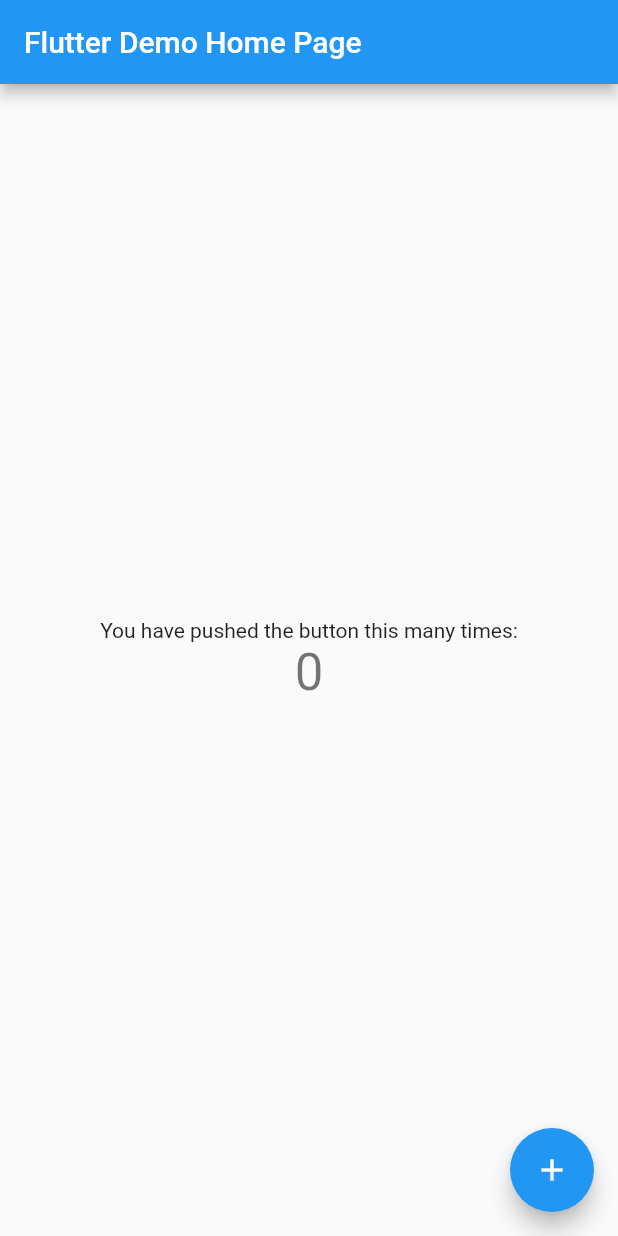
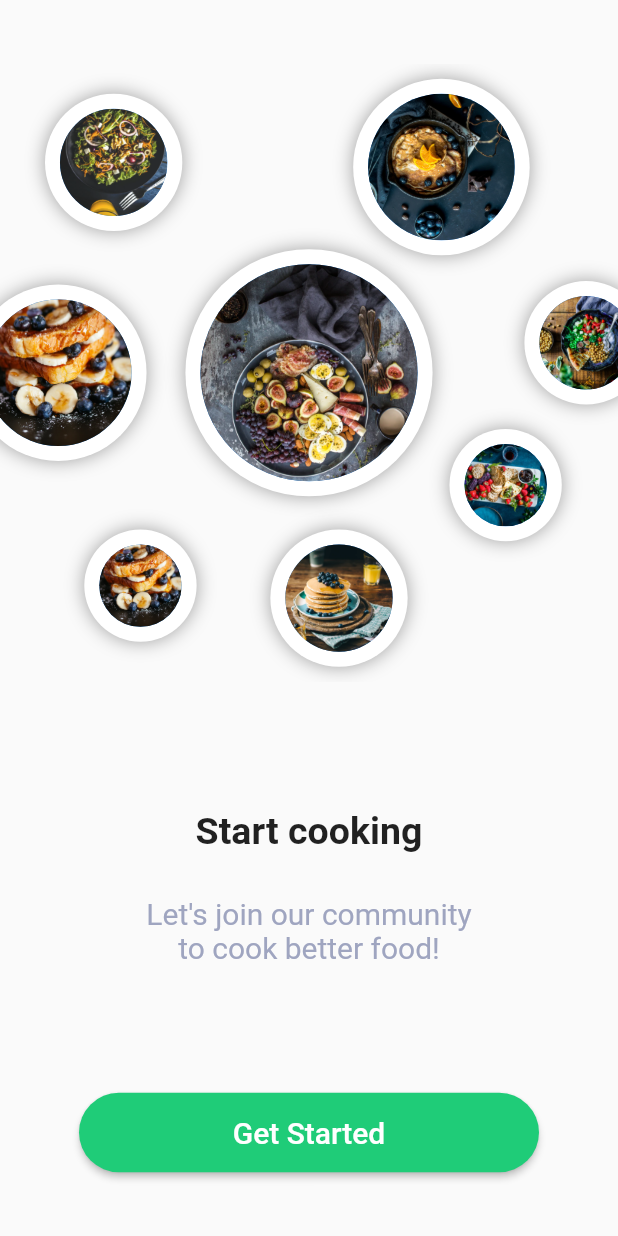
Before and after one commit to MarkoTunjic/Final-BSc-Thesis, a Flutter app: the screen it shows after launch, on a phone screen of 412 x 824 dp. Run offline on Flutter 3.47's test engine with Material 2 defaults, Android fonts, the phone set to English and light mode, and no system bars; our stand-ins replace shared_preferences.

Commit message:
added get started screen

```diff
--- a/frontend/zavrsni_rad/lib/main.dart
+++ b/frontend/zavrsni_rad/lib/main.dart
@@ -1,4 +1,9 @@
 import 'package:flutter/material.dart';
+import 'package:flutter/services.dart';
+import 'package:zavrsni_rad/screens/get_started_screen.dart';
+import 'package:zavrsni_rad/screens/login_screen.dart';
+import 'package:zavrsni_rad/utilities/shared_preferences_helper.dart';
+import './utilities/global_variables.dart' as globals;
 
 void main() {
   runApp(const MyApp());
@@ -6,110 +11,32 @@
 
 class MyApp extends StatelessWidget {
   const MyApp({Key? key}) : super(key: key);
-
   // This widget is the root of your application.
   @override
   Widget build(BuildContext context) {
-    return MaterialApp(
-      title: 'Flutter Demo',
-      theme: ThemeData(
-        // This is the theme of your application.
-        //
-        // Try running your application with "flutter run". You'll see the
-        // application has a blue toolbar. Then, without quitting the app, try
-        // changing the primarySwatch below to Colors.green and then invoke
-        // "hot reload" (press "r" in the console where you ran "flutter run",
-        // or simply save your changes to "hot reload" in a Flutter IDE).
-        // Notice that the counter didn't reset back to zero; the application
-        // is not restarted.
-        primarySwatch: Colors.blue,
-      ),
-      home: const MyHomePage(title: 'Flutter Demo Home Page'),
+    SystemChrome.setPreferredOrientations(
+        [DeviceOrientation.portraitUp, DeviceOrientation.portraitDown]);
+    SystemChrome.setEnabledSystemUIMode(SystemUiMode.manual,
+        overlays: [SystemUiOverlay.bottom, SystemUiOverlay.top]);
+
+    SharedPreferencesHelper.readSharedPreferences();
+    return FutureBuilder(
+      builder: (context, snapshot) {
+        if (snapshot.connectionState == ConnectionState.done) {
+          return MaterialApp(
+            debugShowCheckedModeBanner: false,
+            home: globals.started
+                ? const LoginScreen()
+                : const GetStartedScreen(),
+          );
+        } else {
+          return const MaterialApp(
+            debugShowCheckedModeBanner: false,
+            home: CircularProgressIndicator(),
+          );
+        }
+      },
+      future: SharedPreferencesHelper.readSharedPreferences(),
     );
   }
 }
-
-class MyHomePage extends StatefulWidget {
-  const MyHomePage({Key? key, required this.title}) : super(key: key);
-
-  // This widget is the home page of your application. It is stateful, meaning
-  // that it has a State object (defined below) that contains fields that affect
-  // how it looks.
-
-  // This class is the configuration for the state. It holds the values (in this
-  // case the title) provided by the parent (in this case the App widget) and
-  // used by the build method of the State. Fields in a Widget subclass are
-  // always marked "final".
-
-  final String title;
-
-  @override
-  State<MyHomePage> createState() => _MyHomePageState();
-}
-
-class _MyHomePageState extends State<MyHomePage> {
-  int _counter = 0;
-
-  void _incrementCounter() {
-    setState(() {
-      // This call to setState tells the Flutter framework that something has
-      // changed in this State, which causes it to rerun the build method below
-      // so that the display can reflect the updated values. If we changed
-      // _counter without calling setState(), then the build method would not be
-      // called again, and so nothing would appear to happen.
-      _counter++;
-    });
-  }
-
-  @override
-  Widget build(BuildContext context) {
-    // This method is rerun every time setState is called, for instance as done
-    // by the _incrementCounter method above.
-    //
-    // The Flutter framework has been optimized to make rerunning build methods
-    // fast, so that you can just rebuild anything that needs updating rather
-    // than having to individually change instances of widgets.
-    return Scaffold(
-      appBar: AppBar(
-        // Here we take the value from the MyHomePage object that was created by
-        // the App.build method, and use it to set our appbar title.
-        title: Text(widget.title),
-      ),
-      body: Center(
-        // Center is a layout widget. It takes a single child and positions it
-        // in the middle of the parent.
-        child: Column(
-          // Column is also a layout widget. It takes a list of children and
-          // arranges them vertically. By default, it sizes itself to fit its
-          // children horizontally, and tries to be as tall as its parent.
-          //
-          // Invoke "debug painting" (press "p" in the console, choose the
-          // "Toggle Debug Paint" action from the Flutter Inspector in Android
-          // Studio, or the "Toggle Debug Paint" command in Visual Studio Code)
-          // to see the wireframe for each widget.
-          //
-          // Column has various properties to control how it sizes itself and
-          // how it positions its children. Here we use mainAxisAlignment to
-          // center the children vertically; the main axis here is the vertical
-          // axis because Columns are vertical (the cross axis would be
-          // horizontal).
-          mainAxisAlignment: MainAxisAlignment.center,
-          children: <Widget>[
-            const Text(
-              'You have pushed the button this many times:',
-            ),
-            Text(
-              '$_counter',
-              style: Theme.of(context).textTheme.headline4,
-            ),
-          ],
-        ),
-      ),
-      floatingActionButton: FloatingActionButton(
-        onPressed: _incrementCounter,
-        tooltip: 'Increment',
-        child: const Icon(Icons.add),
-      ), // This trailing comma makes auto-formatting nicer for build methods.
-    );
-  }
-}
--- /dev/null
+++ b/frontend/zavrsni_rad/lib/models/constants/shared_preferences_keys.dart
@@ -0,0 +1 @@
+String startedKey = "started";
--- /dev/null
+++ b/frontend/zavrsni_rad/lib/screens/get_started_screen.dart
@@ -0,0 +1,144 @@
+import 'package:flutter/material.dart';
+import 'package:shared_preferences/shared_preferences.dart';
+import 'package:zavrsni_rad/screens/login_screen.dart';
+import 'package:zavrsni_rad/widgets/circular_image_with_white_border.dart';
+import '../utilities/global_variables.dart' as globals;
+import '../models/constants/shared_preferences_keys.dart' as keys;
+
+class GetStartedScreen extends StatelessWidget {
+  const GetStartedScreen({Key? key}) : super(key: key);
+
+  Future<SharedPreferences> _getSharedPreferences() async {
+    return await SharedPreferences.getInstance();
+  }
+
+  @override
+  Widget build(BuildContext context) {
+    double width = MediaQuery.of(context).size.width;
+    double height = MediaQuery.of(context).size.height;
+    SharedPreferences? prefs;
+    _getSharedPreferences().then(((value) => prefs = value));
+    return Scaffold(
+      body: Column(
+        children: [
+          SizedBox(
+            height: height / 2,
+            child: Stack(
+              children: [
+                Align(
+                  child: CircularImageWithWhiteBorder(
+                    imageLocation: "assets/image8.png",
+                    radius: width / 5,
+                  ),
+                  alignment: Alignment.center,
+                ),
+                Positioned(
+                  child: CircularImageWithWhiteBorder(
+                    imageLocation: "assets/image1.png",
+                    radius: width / 9,
+                  ),
+                  left: 30,
+                  top: 20,
+                ),
+                Positioned(
+                  child: CircularImageWithWhiteBorder(
+                    imageLocation: "assets/image2.png",
+                    radius: width / 7,
+                  ),
+                  top: 10,
+                  right: width / 7,
+                ),
+                Positioned(
+                  child: CircularImageWithWhiteBorder(
+                    imageLocation: "assets/image3.png",
+                    radius: width / 10,
+                  ),
+                  right: -20,
+                  top: height / 4 - width / 10 - 20,
+                ),
+                Positioned(
+                  child: CircularImageWithWhiteBorder(
+                    imageLocation: "assets/image4.png",
+                    radius: width / 11,
+                  ),
+                  right: width / 11,
+                  top: height / 4 + width / 11,
+                ),
+                Positioned(
+                  child: CircularImageWithWhiteBorder(
+                    imageLocation: "assets/image5.png",
+                    radius: width / 9,
+                  ),
+                  right: width / 2 - width / 9 - 20,
+                  top: height / 2 - width / 9 * 2 - 10,
+                ),
+                Positioned(
+                  child: CircularImageWithWhiteBorder(
+                    imageLocation: "assets/image6.png",
+                    radius: width / 11,
+                  ),
+                  right: width / 2 + width / 11 * 2,
+                  top: height / 2 - width / 9 * 2 - 10,
+                ),
+                Positioned(
+                  child: CircularImageWithWhiteBorder(
+                    imageLocation: "assets/image6.png",
+                    radius: width / 7,
+                  ),
+                  left: -20,
+                  top: height / 4 - width / 7,
+                ),
+              ],
+            ),
+          ),
+          Column(
+            children: const [
+              Text(
+                "Start cooking\n",
+                style: TextStyle(fontWeight: FontWeight.bold, fontSize: 25),
+              ),
+              Text(
+                "Let's join our community\nto cook better food!",
+                textAlign: TextAlign.center,
+                style: TextStyle(
+                    fontSize: 20, color: Color.fromARGB(255, 159, 165, 192)),
+              ),
+            ],
+          ),
+          ElevatedButton(
+            onPressed: () async => {
+              prefs!.setBool(keys.startedKey, true),
+              globals.started = true,
+              Navigator.push(
+                context,
+                MaterialPageRoute(
+                  builder: (context) => const LoginScreen(),
+                ),
+              ),
+            },
+            child: Container(
+              child: const Text(
+                "Get Started",
+                textAlign: TextAlign.center,
+                style: TextStyle(fontSize: 20),
+              ),
+              width: width / 3 * 2,
+              padding: const EdgeInsets.all(15),
+            ),
+            style: ButtonStyle(
+              shape: MaterialStateProperty.all(
+                RoundedRectangleBorder(
+                  borderRadius: BorderRadius.circular(30),
+                ),
+              ),
+              backgroundColor: MaterialStateProperty.all(
+                const Color.fromARGB(255, 31, 204, 120),
+              ),
+            ),
+          ),
+        ],
+        mainAxisAlignment: MainAxisAlignment.spaceAround,
+      ),
+    );
+  }
+}
--- /dev/null
+++ b/frontend/zavrsni_rad/lib/screens/login_screen.dart
@@ -0,0 +1,10 @@
+import 'package:flutter/material.dart';
+
+class LoginScreen extends StatelessWidget {
+  const LoginScreen({Key? key}) : super(key: key);
+
+  @override
+  Widget build(BuildContext context) {
+    return const Scaffold();
+  }
+}
--- /dev/null
+++ b/frontend/zavrsni_rad/lib/utilities/global_variables.dart
@@ -0,0 +1 @@
+bool started = false;
--- /dev/null
+++ b/frontend/zavrsni_rad/lib/utilities/shared_preferences_helper.dart
@@ -0,0 +1,11 @@
+import 'package:shared_preferences/shared_preferences.dart';
+
+import '../utilities/global_variables.dart' as globals;
+import '../models/constants/shared_preferences_keys.dart' as keys;
+
+class SharedPreferencesHelper {
+  static Future<void> readSharedPreferences() async {
+    SharedPreferences prefs = await SharedPreferences.getInstance();
+    globals.started = prefs.getBool(keys.startedKey) ?? false;
+  }
+}
--- /dev/null
+++ b/frontend/zavrsni_rad/lib/widgets/circular_image_with_white_border.dart
@@ -0,0 +1,29 @@
+import 'package:flutter/material.dart';
+
+class CircularImageWithWhiteBorder extends StatelessWidget {
+  final String _imageLocation;
+  final double _radius;
+
+  const CircularImageWithWhiteBorder(
+      {Key? key, required String imageLocation, required double radius})
+      : _imageLocation = imageLocation,
+        _radius = radius,
+        super(key: key);
+
+  @override
+  Widget build(BuildContext context) {
+    return Container(
+      child: CircleAvatar(
+        backgroundColor: Colors.white,
+        radius: _radius,
+        child: CircleAvatar(
+          radius: _radius - 10,
+          backgroundImage: AssetImage(_imageLocation),
+        ),
+      ),
+      decoration: const BoxDecoration(
+          shape: BoxShape.circle,
+          boxShadow: [BoxShadow(blurRadius: 10, color: Colors.grey)]),
+    );
+  }
+}
--- a/frontend/zavrsni_rad/pubspec.yaml
+++ b/frontend/zavrsni_rad/pubspec.yaml
@@ -34,6 +34,7 @@
   # The following adds the Cupertino Icons font to your application.
   # Use with the CupertinoIcons class for iOS style icons.
   cupertino_icons: ^1.0.2
+  shared_preferences: ^2.0.13
 
 dev_dependencies:
   flutter_test:
@@ -58,9 +59,8 @@
   uses-material-design: true
 
   # To add assets to your application, add an assets section, like this:
-  # assets:
-  #   - images/a_dot_burr.jpeg
-  #   - images/a_dot_ham.jpeg
+  assets:
+    - assets/
 
   # An image asset can refer to one or more resolution-specific "variants", see
   # https://flutter.dev/assets-and-images/#resolution-aware.
```
Also changed, not shown: frontend/zavrsni_rad/assets/image1.png (added), frontend/zavrsni_rad/assets/image2.png (added), frontend/zavrsni_rad/assets/image3.png (added), frontend/zavrsni_rad/assets/image4.png (added), frontend/zavrsni_rad/assets/image5.png (added), frontend/zavrsni_rad/assets/image6.png (added), frontend/zavrsni_rad/assets/image7.png (added), frontend/zavrsni_rad/assets/image8.png (added), frontend/zavrsni_rad/pubspec.lock.
